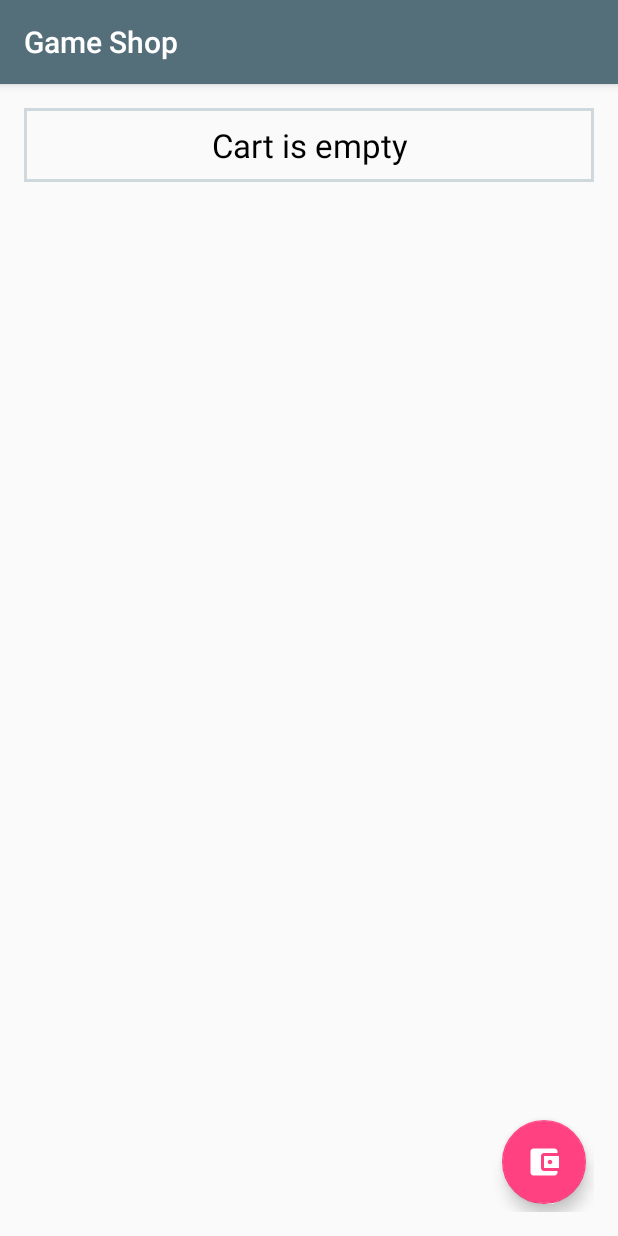
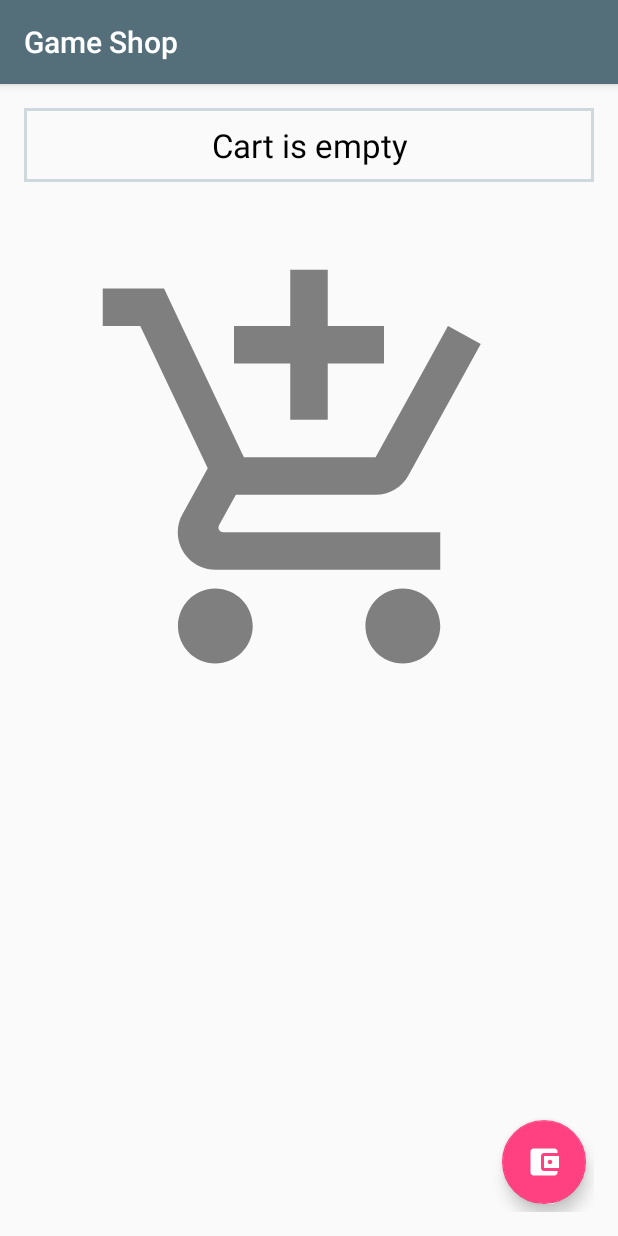
Before and after one commit to serkanbal/project-2, an Android app: the CartActivity screen opened directly, with no data from a screen before it, on a phone screen of 412 x 824 dp. Run offline under Robolectric (Android 15) with nearby library versions, the phone set to English and light mode, and no system bars.

```diff
--- a/GameShop2/app/src/main/java/gameshop/serkanbal/com/gameshop/Cart/CartActivity.java
+++ b/GameShop2/app/src/main/java/gameshop/serkanbal/com/gameshop/Cart/CartActivity.java
@@ -12,6 +12,7 @@ import android.support.v7.widget.RecyclerView;
 import android.support.v7.widget.helper.ItemTouchHelper;
 import android.view.LayoutInflater;
 import android.view.View;
+import android.widget.ImageView;
 import android.widget.TextView;
 import android.widget.Toast;
 
@@ -28,13 +29,17 @@ public class CartActivity extends AppCompatActivity {
     CartRecyclerAdapter mCartRecyclerAdapter;
     TextView mCartTotal;
     FloatingActionButton mFab;
+    ImageView mBigCart;
 
     protected void onCreate(Bundle savedInstanceState) {
         super.onCreate(savedInstanceState);
         setContentView(R.layout.activity_cart);
 
+
+
         mCartTotal = (TextView) findViewById(R.id.textCartTotal);
         mFab = (FloatingActionButton) findViewById(R.id.cartFab);
+        mBigCart = (ImageView) findViewById(R.id.cartBigCart);
 
         SharedPreferences sharedPreferences = this.getSharedPreferences("key_detailId",
                 Context.MODE_PRIVATE);
@@ -53,9 +58,9 @@ public class CartActivity extends AppCompatActivity {
             mList.add(game);
         }
 
-
         if (mList.size() == 0) {
             mCartTotal.setText("Cart is empty");
+            mBigCart.setVisibility(View.VISIBLE);
         } else {
             mCartTotal.setText("Cart total is: $" + getCartTotal().toString());
         }
@@ -65,7 +70,7 @@ public class CartActivity extends AppCompatActivity {
         LinearLayoutManager linearLayoutManager = new LinearLayoutManager(this,
                 LinearLayoutManager.VERTICAL, false);
         mCartRecyclerView.setLayoutManager(linearLayoutManager);
-        mCartRecyclerAdapter = new CartRecyclerAdapter(mList, mCartTotal);
+        mCartRecyclerAdapter = new CartRecyclerAdapter(mList, mCartTotal, mBigCart);
         ItemTouchHelper.Callback callback =
                 new CartItemTouchHelper(mCartRecyclerAdapter);
         ItemTouchHelper touchHelper = new ItemTouchHelper(callback);
@@ -88,7 +93,7 @@ public class CartActivity extends AppCompatActivity {
                         // set dialog message
                         alertDialogBuilder
                                 .setCancelable(false)
-                                .setPositiveButton("OK",
+                                .setPositiveButton("Thanks",
                                         new DialogInterface.OnClickListener() {
                                             public void onClick(DialogInterface dialog, int id) {
                                                 mCartRecyclerAdapter.checkOut();
--- a/GameShop2/app/src/main/java/gameshop/serkanbal/com/gameshop/Cart/CartRecyclerAdapter.java
+++ b/GameShop2/app/src/main/java/gameshop/serkanbal/com/gameshop/Cart/CartRecyclerAdapter.java
@@ -6,6 +6,7 @@ import android.support.v7.widget.RecyclerView;
 import android.view.LayoutInflater;
 import android.view.View;
 import android.view.ViewGroup;
+import android.widget.ImageView;
 import android.widget.TextView;
 
 import java.util.Collections;
@@ -24,10 +25,12 @@ public class CartRecyclerAdapter extends RecyclerView.Adapter<CartViewHolder>
     List<Game> mCartGames;
     Context context;
     TextView mCartTotal;
+    ImageView mBigCart;
 
-    public CartRecyclerAdapter(List<Game> games, TextView cartTotal) {
+    public CartRecyclerAdapter(List<Game> games, TextView cartTotal, ImageView bigCart) {
         mCartGames = games;
         mCartTotal = cartTotal;
+        mBigCart = bigCart;
     }
 
     @Override
@@ -140,6 +143,7 @@ public class CartRecyclerAdapter extends RecyclerView.Adapter<CartViewHolder>
 
         if (mCartGames.size() == 0) {
             mCartTotal.setText("Cart is empty");
+            mBigCart.setVisibility(View.VISIBLE);
         } else {
             mCartTotal.setText("Cart total is: $" + getCartTotal().toString());
         }
@@ -164,6 +168,7 @@ public class CartRecyclerAdapter extends RecyclerView.Adapter<CartViewHolder>
         }
         editor.commit();
         mCartTotal.setText("Cart is empty");
+        mBigCart.setVisibility(View.VISIBLE);
         mCartGames.clear();
         notifyDataSetChanged();
     }
--- /dev/null
+++ b/GameShop2/app/src/main/res/drawable/ic_add_shopping_cart_black_300dp.xml
@@ -0,0 +1,5 @@
+<vector android:alpha="0.49" android:height="300dp"
+    android:viewportHeight="24.0" android:viewportWidth="24.0"
+    android:width="300dp" xmlns:android="http://schemas.android.com/apk/res/android">
+    <path android:fillColor="#FF000000" android:pathData="M11,9h2L13,6h3L16,4h-3L13,1h-2v3L8,4v2h3v3zM7,18c-1.1,0 -1.99,0.9 -1.99,2S5.9,22 7,22s2,-0.9 2,-2 -0.9,-2 -2,-2zM17,18c-1.1,0 -1.99,0.9 -1.99,2s0.89,2 1.99,2 2,-0.9 2,-2 -0.9,-2 -2,-2zM7.17,14.75l0.03,-0.12 0.9,-1.63h7.45c0.75,0 1.41,-0.41 1.75,-1.03l3.86,-7.01L19.42,4h-0.01l-1.1,2 -2.76,5L8.53,11l-0.13,-0.27L6.16,6l-0.95,-2 -0.94,-2L1,2v2h2l3.6,7.59 -1.35,2.45c-0.16,0.28 -0.25,0.61 -0.25,0.96 0,1.1 0.9,2 2,2h12v-2L7.42,15c-0.13,0 -0.25,-0.11 -0.25,-0.25z"/>
+</vector>
--- a/GameShop2/app/src/main/res/layout/activity_cart.xml
+++ b/GameShop2/app/src/main/res/layout/activity_cart.xml
@@ -12,6 +12,15 @@
     android:paddingRight="@dimen/activity_horizontal_margin"
     android:paddingTop="@dimen/activity_vertical_margin"
     tools:context="gameshop.serkanbal.com.gameshop.Cart.CartActivity">
+
+    <ImageView
+        android:layout_marginTop="95dp"
+        android:id="@+id/cartBigCart"
+        android:visibility="invisible"
+        app:srcCompat="@drawable/ic_add_shopping_cart_black_300dp"
+        android:layout_centerHorizontal="true"
+        android:layout_width="wrap_content"
+        android:layout_height="wrap_content"/>
 
     <TextView
         android:padding="10dp"
--- a/GameShop2/app/src/main/res/layout/dialoglist_layout.xml
+++ b/GameShop2/app/src/main/res/layout/dialoglist_layout.xml
@@ -14,6 +14,6 @@
         android:layout_gravity="center"
         android:layout_width="wrap_content"
         android:layout_height="50dp"
-        android:text="Transaction successful, enjoy your products!"/>
+        android:text="Transaction successful.\nEnjoy your products!"/>
 
 </LinearLayout>
--- a/GameShop2/app/src/main/res/values/strings.xml
+++ b/GameShop2/app/src/main/res/values/strings.xml
@@ -7,6 +7,7 @@
     <string name="action_settings">Settings</string>
     <string name="add_chart_sucess">Item has been added to the cart.</string>
     <string name="add_chart_fail">Item is currently not available.</string>
+    <string name="add_chart_item_already_at_cart">Item is already in cart.</string>
     <string name="icon_cart">My Cart</string>
     <string name="icon_heart">My Heart</string>
 </resources>
```
Also changed, not shown: GameShop2/app/src/main/java/gameshop/serkanbal/com/gameshop/MainDetailActivity/DetailActivity.java (+10 -0 lines), GameShop2/app/src/main/res/layout/activity_main.xml (+0 -9 lines).
